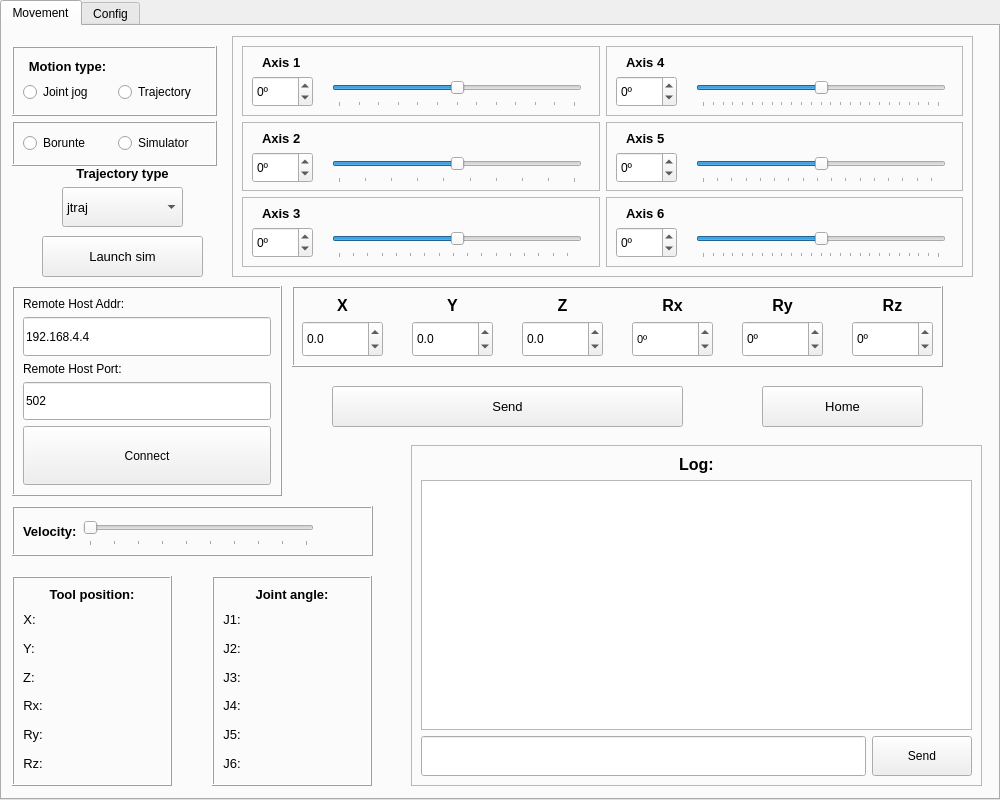
This is main.ui in RattlingJester/MERA_Swift_Sim as Qt 5 draws it before an edit. The edited form follows.
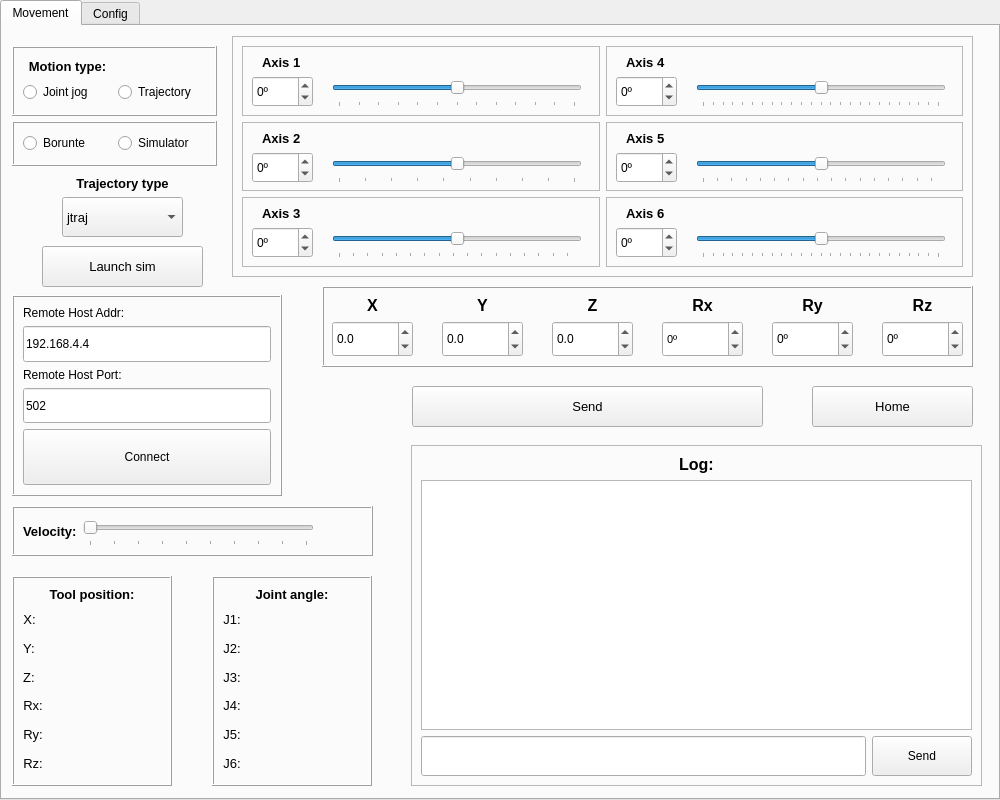
This is the edited form.

The edit to the form file:
```diff
--- a/main.ui
+++ b/main.ui
@@ -697,7 +697,7 @@
      <widget class="QFrame" name="frame_CartesianCoordinates">
       <property name="geometry">
        <rect>
-        <x>290</x>
+        <x>320</x>
         <y>260</y>
         <width>651</width>
         <height>81</height>
@@ -1072,7 +1072,7 @@
      <widget class="QPushButton" name="SendButton">
       <property name="geometry">
        <rect>
-        <x>330</x>
+        <x>410</x>
         <y>360</y>
         <width>351</width>
         <height>41</height>
@@ -1091,7 +1091,7 @@
       <property name="geometry">
        <rect>
         <x>40</x>
-        <y>210</y>
+        <y>220</y>
         <width>161</width>
         <height>41</height>
        </rect>
@@ -1109,7 +1109,7 @@
       <property name="geometry">
        <rect>
         <x>60</x>
-        <y>140</y>
+        <y>150</y>
         <width>121</width>
         <height>61</height>
        </rect>
@@ -1772,7 +1772,7 @@
      <widget class="QPushButton" name="HomeButton">
       <property name="geometry">
        <rect>
-        <x>760</x>
+        <x>810</x>
         <y>360</y>
         <width>161</width>
         <height>41</height>
@@ -1996,9 +1996,9 @@
       <property name="geometry">
        <rect>
         <x>10</x>
-        <y>260</y>
+        <y>269</y>
         <width>270</width>
-        <height>210</height>
+        <height>201</height>
        </rect>
       </property>
       <property name="frameShape">
```
